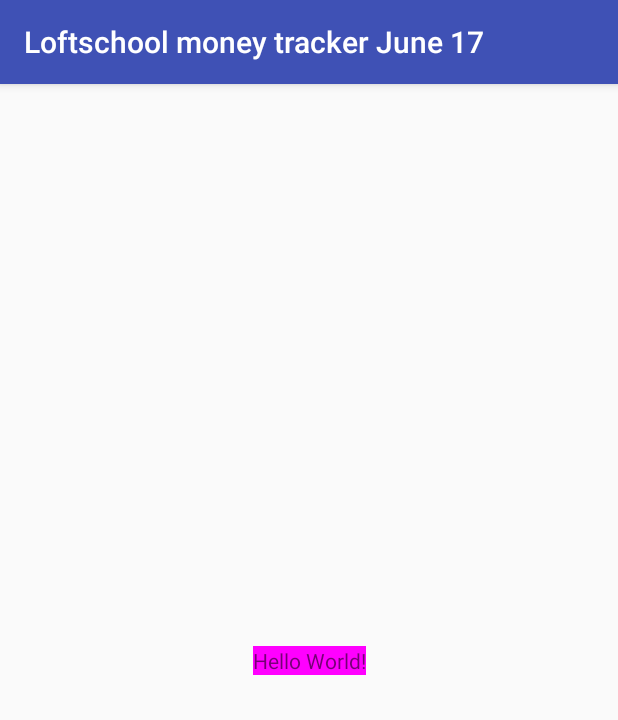
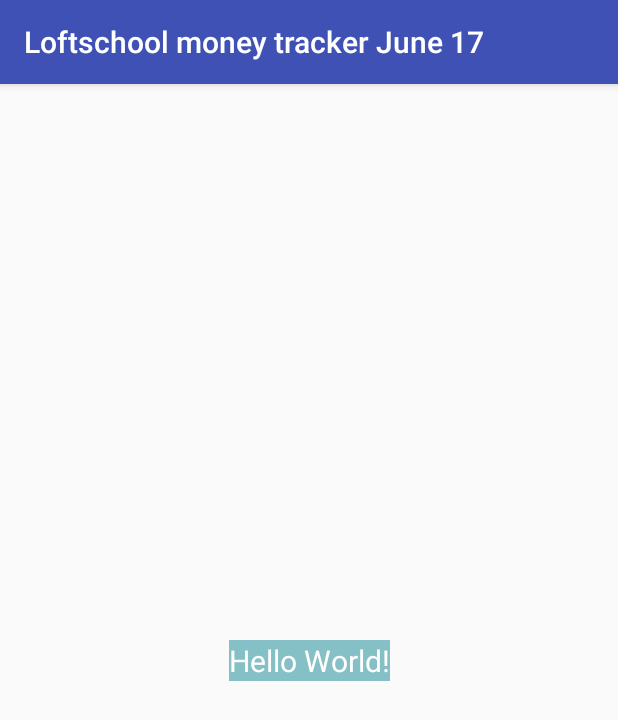
Before and after one commit to Sinetskiy/AndroidMoneyTracker, an Android app: the screen it shows after launch (MainActivity), on a phone screen of 412 x 824 dp. Shown: the top 720 px of the screen. Run offline under Robolectric (Android 15) with nearby library versions, the phone set to English and light mode, and no system bars.

Commit message:
lesson 1 Text style was changed Override methods onResume and onStop was added

```diff
--- a/app/src/main/java/moneytrackerjune17/loftschool/com/loftschoolmoneytrackerjune17/MainActivity.java
+++ b/app/src/main/java/moneytrackerjune17/loftschool/com/loftschoolmoneytrackerjune17/MainActivity.java
@@ -10,4 +10,14 @@ public class MainActivity extends AppCompatActivity {
         super.onCreate(savedInstanceState);
         setContentView(R.layout.activity_main);
     }
+
+    @Override
+    protected void onResume() {
+        super.onResume();
+    }
+
+    @Override
+    protected void onStop() {
+        super.onStop();
+    }
 }
--- a/app/src/main/res/layout/activity_main.xml
+++ b/app/src/main/res/layout/activity_main.xml
@@ -9,8 +9,10 @@
     <TextView
         android:layout_width="wrap_content"
         android:layout_height="wrap_content"
+        android:background="@color/colorBackgroundText"
         android:text="Hello World!"
-        android:background="#ff00FF"
+        android:textColor="@color/colorText"
+        android:textSize="20sp"
         app:layout_constraintBottom_toBottomOf="parent"
         app:layout_constraintLeft_toLeftOf="parent"
         app:layout_constraintRight_toRightOf="parent"
--- a/app/src/main/res/values/colors.xml
+++ b/app/src/main/res/values/colors.xml
@@ -3,4 +3,6 @@
     <color name="colorPrimary">#3F51B5</color>
     <color name="colorPrimaryDark">#303F9F</color>
     <color name="colorAccent">#FF4081</color>
+    <color name="colorText">#FFFFFF</color>
+    <color name="colorBackgroundText">#84c0c5</color>
 </resources>
```
